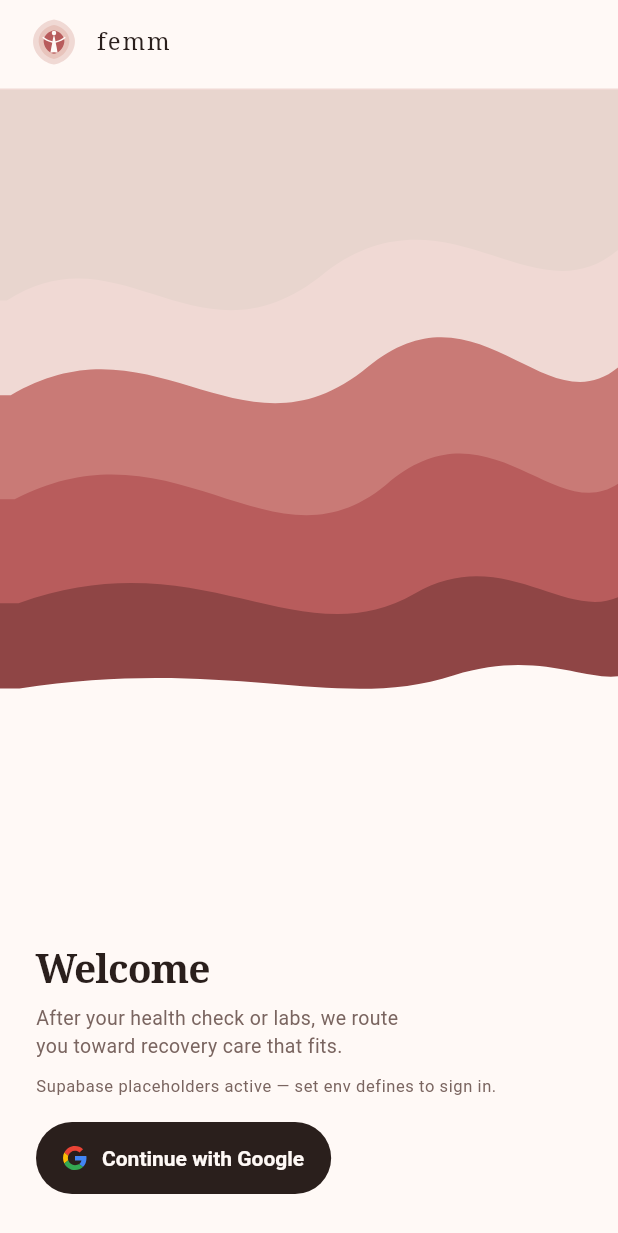
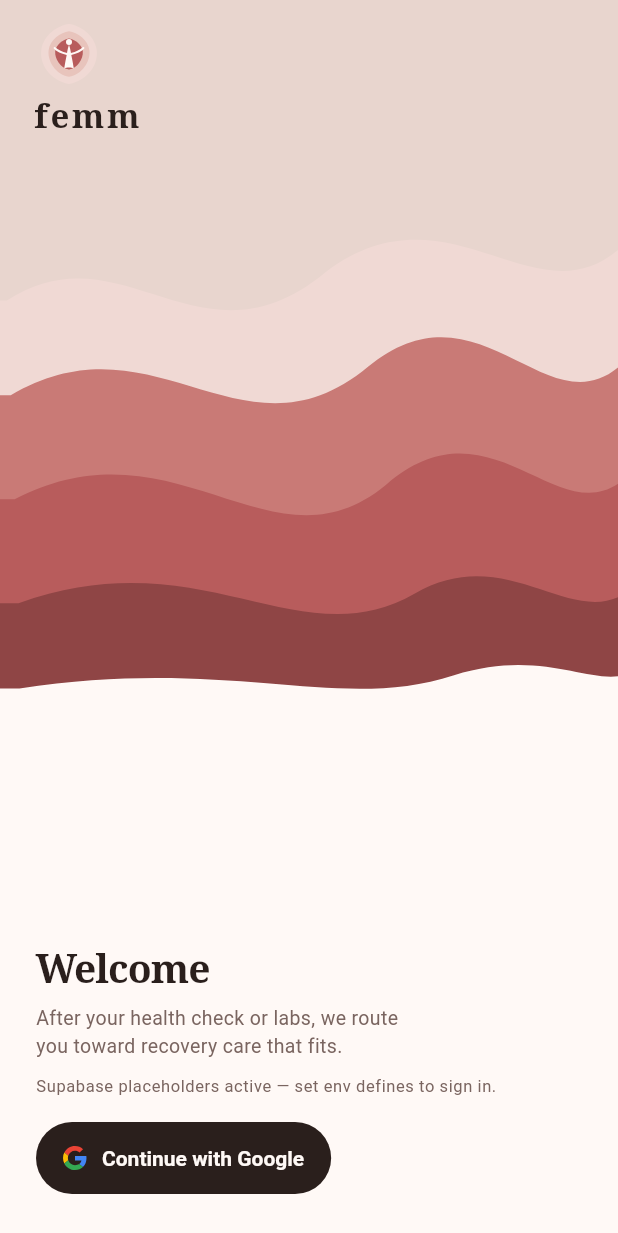
Before and after one commit to peterkwkwan/femm, a Flutter app: the screen it shows after launch, on a phone screen of 412 x 824 dp. Shown: the top 1233 px of the screen. Run offline on Flutter 3.47's test engine with Material 3 defaults, Android fonts, the phone set to English and light mode, and no system bars; our stand-ins replace file_picker, google_sign_in, supabase_flutter; accounts and stored records are empty.

Commit message:
ui(mobile): Stacked Corner login brand (no nav bar)
Drop Mark-Led top bar on Google sign-in; stack Calmness mark above
larger bold femm over Deep Accent Dusk hills. Welcome helper copy unchanged.

Co-authored-by: peterkwkwan <peterkwkwan@gmail.com>

```diff
--- a/apps/mobile/lib/widgets/deep_accent_dusk_welcome.dart
+++ b/apps/mobile/lib/widgets/deep_accent_dusk_welcome.dart
@@ -1,14 +1,17 @@
 import 'package:flutter/material.dart';
 
 import '../theme/petal_soft.dart';
+import 'calmness_mark.dart';
 import 'deep_accent_dusk_hills.dart';
 import 'google_g_mark.dart';
-import 'mark_led_app_bar.dart';
 
 const String kWelcomeHelperCopy =
     'After your health check or labs, we route you toward recovery care that fits.';
 
-/// Deep Accent Dusk login — animated flat hills, ink wordmark, Google CTA.
+/// Deep Accent Dusk login — Stacked Corner brand over hills, Welcome + Google CTA.
+///
+/// No app bar / navbar. Calmness mark stacked above bold lowercase femm,
+/// top-left over the dusk sky (Stacked Corner from login brand mockups).
 class DeepAccentDuskWelcome extends StatelessWidget {
   const DeepAccentDuskWelcome({
     super.key,
@@ -22,6 +25,12 @@ class DeepAccentDuskWelcome extends StatelessWidget {
   final String? error;
   final bool usingPlaceholders;
   final VoidCallback onGoogleSignIn;
+
+  /// Slightly above the Stacked Corner mockup baseline (42).
+  static const double stackedMarkSize = 48;
+
+  /// Larger + bold vs mockup wordSize 17 / weight 500.
+  static const double stackedWordSize = 22;
 
   @override
   Widget build(BuildContext context) {
@@ -45,10 +54,12 @@ class DeepAccentDuskWelcome extends StatelessWidget {
             child: const DeepAccentDuskHills(),
           ),
           Positioned(
-            top: topInset,
-            left: 0,
-            right: 0,
-            child: const MarkLedTopBar(),
+            top: topInset + 12,
+            left: 22,
+            child: const _StackedCornerBrand(
+              markSize: stackedMarkSize,
+              wordSize: stackedWordSize,
+            ),
           ),
           Positioned(
             left: 24,
@@ -148,3 +159,37 @@ class DeepAccentDuskWelcome extends StatelessWidget {
     );
   }
 }
+
+/// Calmness bloom stacked above lowercase femm — not a bar lockup.
+class _StackedCornerBrand extends StatelessWidget {
+  const _StackedCornerBrand({
+    required this.markSize,
+    required this.wordSize,
+  });
+
+  final double markSize;
+  final double wordSize;
+
+  @override
+  Widget build(BuildContext context) {
+    return Column(
+      crossAxisAlignment: CrossAxisAlignment.start,
+      mainAxisSize: MainAxisSize.min,
+      children: [
+        CalmnessMark(size: markSize),
+        const SizedBox(height: 6),
+        Text(
+          'femm',
+          style: TextStyle(
+            fontFamily: PetalSoft.displayFontFamily,
+            fontSize: wordSize,
+            fontWeight: FontWeight.w700,
+            color: PetalSoft.ink,
+            height: 1,
+            letterSpacing: wordSize * 0.08,
+          ),
+        ),
+      ],
+    );
+  }
+}
```
Also changed, not shown: 1 other file.
